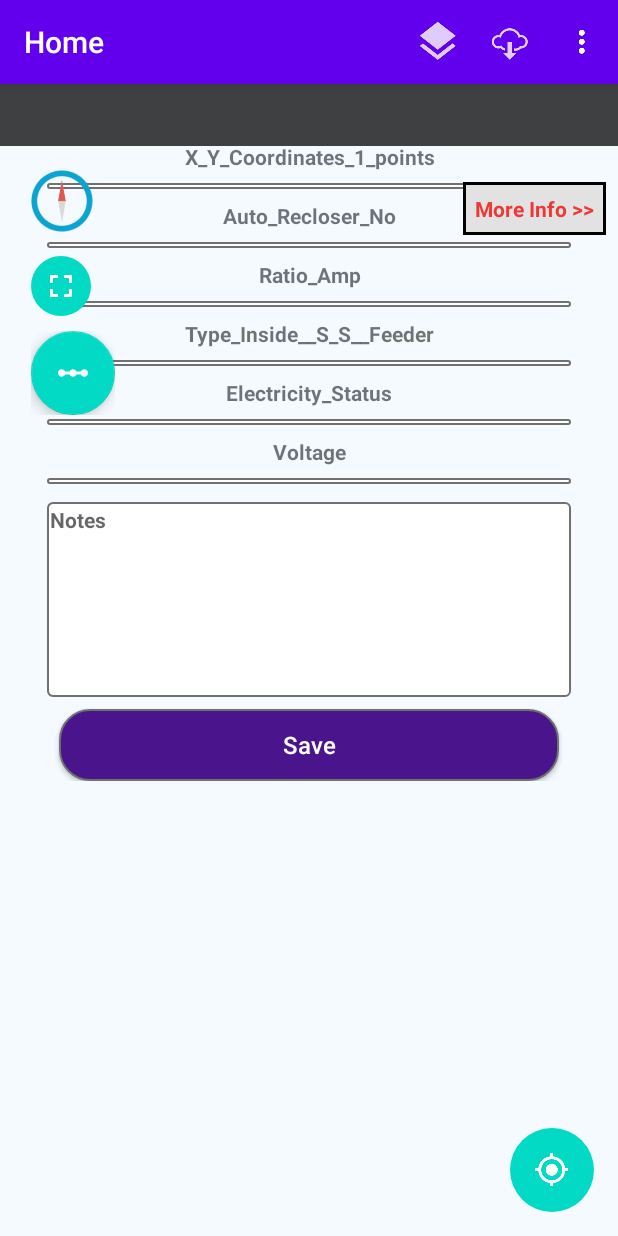
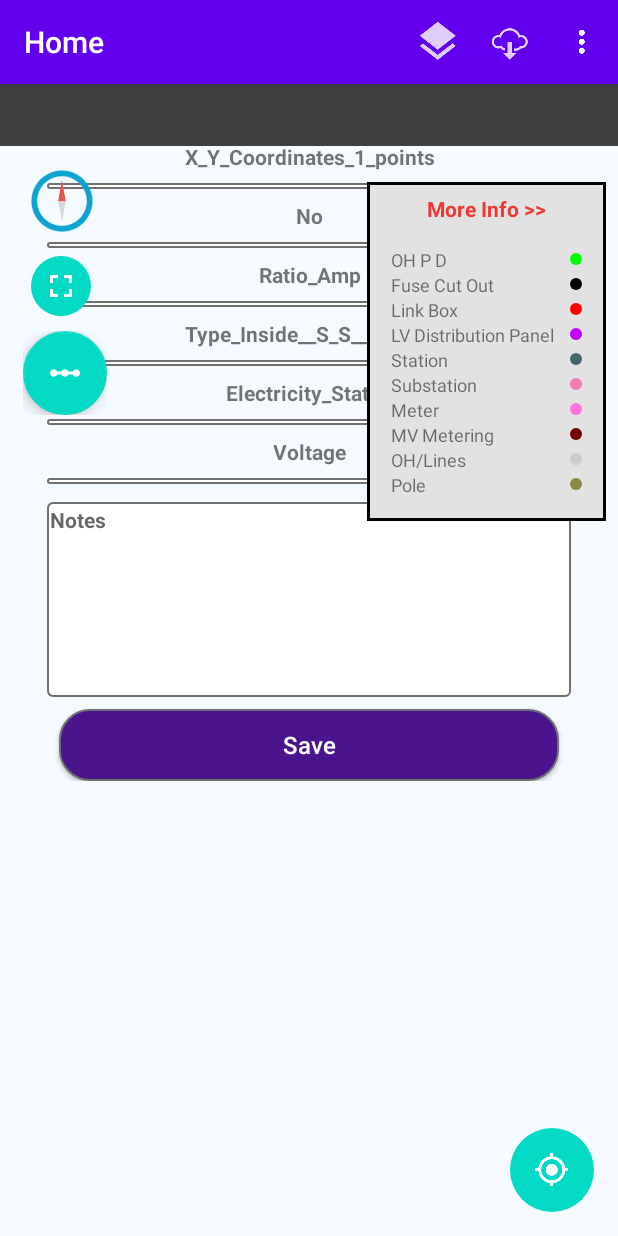
Before and after one commit to EKC-Projects/data_check_stable, an Android app: the fragment AutoReCloserFragment placed in its activity, on a phone screen of 412 x 824 dp. Run offline under Robolectric (Android 15) with nearby library versions, the phone set to English and light mode, and no system bars; our stand-ins replace ButterKnife, sdp/ssp sizes; libraries missing offline, so code that uses them is left out: com.afollestad.materialdialogs, com.esri.arcgisruntime, com.github.clans.fab; plain views replace FloatingActionButton, FloatingActionMenu, MapView; 26 statements that could not run were skipped.

Commit message:
oh p d update #

```diff
--- a/app/src/main/java/com/sec/datacheck/checkdata/model/models/Columns.java
+++ b/app/src/main/java/com/sec/datacheck/checkdata/model/models/Columns.java
@@ -56,7 +56,7 @@ public class Columns {
 
     public static class AutoReCloser {
         public static String X_Y_Coordinates_1_points = "X_Y_Coordinates_1_points";
-        public static String Auto_Recloser_No = "Auto_Recloser_No";
+        public static String Auto_Recloser_No = "No";
         public static String Ratio_Amp = "Ratio_Amp";
         public static String Type_Inside__S_S__Feeder = "Type_Inside__S_S__Feeder";
         public static String Electricity_Status = "Electricity_Status";
@@ -173,7 +173,7 @@ public class Columns {
 
     public static class Sectionlizer {
         public static String X_Y_Coordinates_1_points = "X_Y_Coordinates_1_points";
-        public static String Sectionlizer_No = "Sectionlizer_No";
+        public static String Sectionlizer_No = "No";
         public static String Ratio_Amp = "Ratio_Amp";
         public static String Direction_to_pole_No = "Direction_to_pole_No";
         public static String Electricity_Status = "Electricity_Status";
--- a/app/src/main/java/com/sec/datacheck/checkdata/model/models/OConstants.java
+++ b/app/src/main/java/com/sec/datacheck/checkdata/model/models/OConstants.java
@@ -16,7 +16,7 @@ public class OConstants {
 
     public static final String LAYER_SERVICE_POINT = "EKC_Collector.DBO.Service_Point";
 
-    public static final String LAYER_AutoReCloser = "Auto_Re_closer";
+    public static final String LAYER_AutoReCloser = "OH_P_D";
     public static final String LAYER_FuseCutOut = "Fuse_Cut_Out";
     public static final String LAYER_LinkBox = "Link_Box";
     public static final String LAYER_Load_Breaker_Switch_LBS__33__13_8__KV = "Load_Breaker_Switch_LBS__33__13_8__KV";
--- a/app/src/main/java/com/sec/datacheck/checkdata/view/activities/map/MapPresenter.java
+++ b/app/src/main/java/com/sec/datacheck/checkdata/view/activities/map/MapPresenter.java
@@ -760,8 +760,7 @@ public class MapPresenter {
                 } else if (OConstants.LAYER_Meter.contains(geodatabaseFeatureTables.getTableName())) {
                     mCurrent.MeterOfflineTable = geodatabaseFeatureTables;
                     mCurrent.MeterLayer = featureLayer;
-                }
-                else if (OConstants.LAYER_LV_Distribution_Panel.contains(geodatabaseFeatureTables.getTableName())) {
+                } else if (OConstants.LAYER_LV_Distribution_Panel.contains(geodatabaseFeatureTables.getTableName())) {
                     mCurrent.LVDistributionPanelOfflineTable = geodatabaseFeatureTables;
                     mCurrent.LVDistributionPanelLayer = featureLayer;
                 }
--- a/app/src/main/res/layout/activity_home_check_data.xml
+++ b/app/src/main/res/layout/activity_home_check_data.xml
@@ -8,7 +8,6 @@
         android:id="@+id/map_layout"
         android:layout_width="match_parent"
         android:layout_height="match_parent">
-
 
 
         <com.esri.arcgisruntime.mapping.view.MapView
@@ -60,8 +59,8 @@
             android:layout_width="wrap_content"
             android:layout_height="wrap_content"
             android:layout_marginLeft="@dimen/_16sdp"
+            android:layout_marginTop="16dp"
             android:layout_marginRight="@dimen/_16sdp"
-            android:layout_marginTop="16dp"
             android:src="@drawable/ic_compass"
             app:layout_constraintStart_toStartOf="parent"
             app:layout_constraintTop_toBottomOf="@+id/rlLatLong" />
@@ -86,13 +85,16 @@
             style="@style/floating_action_button"
             android:layout_width="wrap_content"
             android:layout_height="wrap_content"
+            android:layout_marginLeft="@dimen/_12sdp"
             android:layout_marginTop="10dp"
+            android:layout_marginEnd="@dimen/_12sdp"
+            android:layout_marginRight="@dimen/_12sdp"
             android:layoutDirection="locale"
             android:padding="0dp"
             android:src="@drawable/ic_add_location_white_24dp"
             app:borderWidth="0dp"
             app:elevation="0dp"
-            app:layout_constraintStart_toStartOf="@+id/fabFullScreen"
+            app:layout_constraintStart_toStartOf="parent"
             app:layout_constraintTop_toBottomOf="@+id/fabFullScreen"
             app:menu_animationDelayPerItem="55"
             app:menu_backgroundColor="@android:color/transparent"
@@ -127,8 +129,8 @@
                 android:id="@+id/fab_measure_area"
                 style="@style/MenuButtonsStyle"
                 android:src="@drawable/rounded_ic_poles"
+                android:visibility="gone"
                 app:fab_label="Area"
-                android:visibility="gone"
                 app:fab_size="mini" />
 
         </com.github.clans.fab.FloatingActionMenu>
@@ -165,7 +167,6 @@
 
         <com.github.clans.fab.FloatingActionMenu
             android:id="@+id/fab_general"
-            android:visibility="gone"
             style="@style/floating_action_button"
             android:layout_width="wrap_content"
             android:layout_height="wrap_content"
@@ -174,6 +175,7 @@
             android:layoutDirection="locale"
             android:padding="0dp"
             android:src="@drawable/ic_add_location_white_24dp"
+            android:visibility="gone"
             app:borderWidth="0dp"
             app:elevation="0dp"
             app:layout_constraintBottom_toTopOf="@+id/fabLocation"
@@ -277,11 +279,11 @@
                 android:focusable="true"
                 android:orientation="vertical"
                 android:padding="8dp"
-                android:visibility="gone">
+                android:visibility="visible">
 
                 <TextView
                     android:id="@+id/tv_new_point"
-                    android:layout_width="wrap_content"
+                    android:layout_width="match_parent"
                     android:layout_height="wrap_content"
                     android:drawableEnd="@drawable/rounded_ic_dist_box"
                     android:drawablePadding="10dp"
@@ -317,6 +319,16 @@
                     android:drawablePadding="10dp"
                     android:gravity="start"
                     android:text="@string/Link_Box_lbl"
+                    android:textSize="12sp" />
+
+                <TextView
+                    android:id="@+id/tv_lv_panel"
+                    android:layout_width="match_parent"
+                    android:layout_height="wrap_content"
+                    android:drawableEnd="@drawable/rounded_ic_lv_panel"
+                    android:drawablePadding="10dp"
+                    android:gravity="start"
+                    android:text="@string/lv_distribution_panel"
                     android:textSize="12sp" />
 
                 <TextView
@@ -467,7 +479,8 @@
     </androidx.constraintlayout.widget.ConstraintLayout>
 
     <!-- Adding bottom sheet after main content -->
-    <include layout="@layout/map_select_point_bottom_sheet"
-        android:visibility="visible"/>
+    <include
+        layout="@layout/map_select_point_bottom_sheet"
+        android:visibility="visible" />
 
 </androidx.coordinatorlayout.widget.CoordinatorLayout>
--- a/app/src/main/res/values/colors.xml
+++ b/app/src/main/res/values/colors.xml
@@ -11,7 +11,6 @@
     <color name="orangeDark">#c66900</color>
     <color name="backgroundFieldName">#eaf1f7</color>
     <color name="textColorFieldName">#000000</color>
-
 
     <color name="background_dark">#455edd</color>
     <color name="background_light">#7590fa</color>
@@ -34,5 +33,6 @@
     <color name="OH_Lines">#CCCCCC</color>
     <color name="pole_color">#898944</color>
     <color name="grey">#707070</color>
+    <color name="lv_panel_color">#C500FF</color>
 
 </resources>
--- a/app/src/main/res/values/strings.xml
+++ b/app/src/main/res/values/strings.xml
@@ -242,7 +242,7 @@
     <string name="Voltage_Level__132_33__132_13_8_lbl">Voltage_Level__132_33__132_13_8</string>
     <string name="grid_station">Grid_Station</string>
     <string name="x_y_coordinates_1_points">X_Y_Coordinates_1_points</string>
-    <string name="Auto_Recloser_No_lbl">Auto_Recloser_No</string>
+    <string name="Auto_Recloser_No_lbl">No</string>
     <string name="Ratio_Amp_lbl">Ratio_Amp</string>
     <string name="Type_Inside__S_S__Feeder_lbl">Type_Inside__S_S__Feeder</string>
     <string name="Electricity_Status_lbl">Electricity_Status</string>
@@ -253,7 +253,7 @@
     <string name="Link_Box_lbl">Link Box</string>
     <string name="Total_no__of_Link_Box_in_the_CK_lbl">Total_no__of_Link_Box_in_the_CK</string>
     <string name="link_box_distribution_Panel_lbl">link_box_distribution_Panel</string>
-    <string name="Auto_Recloser_lbl">Auto – Re-closer</string>
+    <string name="Auto_Recloser_lbl">OH P D</string>
     <string name="Fuse_Cut_Out_lbl">Fuse Cut Out</string>
     <string name="station">Station</string>
     <string name="type_of_the_equipment">Type_of_the_equipment</string>
@@ -297,4 +297,5 @@
     <string name="manufacture_of_equipment">Manufacture_of_equipment</string>
     <string name="feeders_Panel_distribution">Feeders_Panel_distribution</string>
     <string name="voltage_of_equipment">voltage_of_equipment</string>
+    <string name="lv_distribution_panel">LV Distribution Panel</string>
 </resources>
```
Also changed, not shown: 2633 other files. Lines whose indentation alone changed are shown as unchanged.
